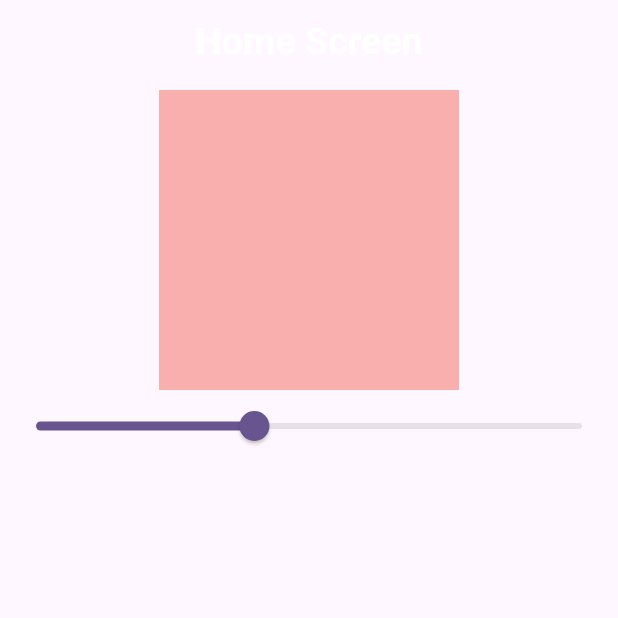
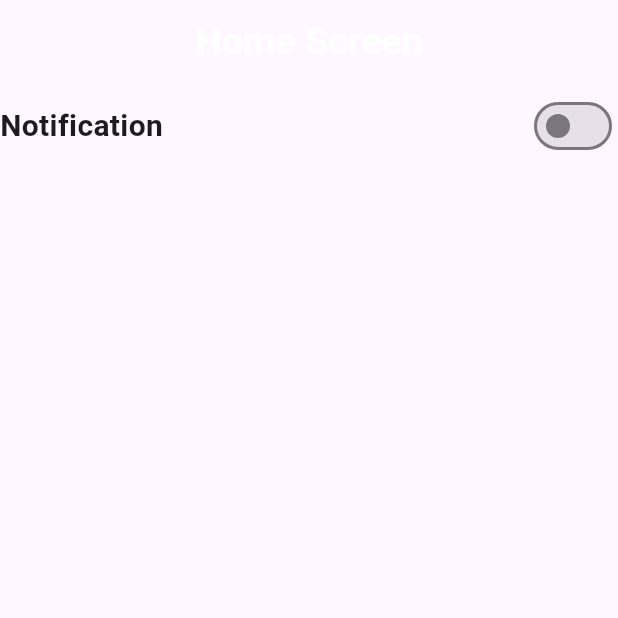
Before and after one commit to Qariziaullahkhan/Getx-Tutorial, a Flutter app: the screen it shows after launch, on a phone screen of 412 x 824 dp, the top half of it. Run offline on Flutter 3.47's test engine with Material 3 defaults, Android fonts, the phone set to English and light mode, and no system bars; our stand-ins replace get.

Commit message:
we add the example three controllers

```diff
--- a/lib/Home_screen.dart
+++ b/lib/Home_screen.dart
@@ -2,6 +2,7 @@
 import 'package:flutter/material.dart';
 import 'package:get/get.dart';
 import 'package:getx_tutorial/Getx_routes/screen_one.dart';
+import 'package:getx_tutorial/controller/Example_three_controller.dart';
 import 'package:getx_tutorial/controller/Example_two_controller.dart';
 import 'package:getx_tutorial/controller/counter_example.dart';
 import 'package:getx_tutorial/controller/login_controller.dart';
@@ -16,24 +17,26 @@ class HomeScreen extends StatefulWidget {
 }
 
 class _HomeScreenState extends State<HomeScreen> {
-ExampleTwoController exampleTwoController = Get.put(ExampleTwoController());
+  ExampleThreeController exampleThreeController = Get.put(ExampleThreeController());
+  bool Notification = false;
   @override
   Widget build(BuildContext context) {
+    print("Build");
     return Scaffold(
 
       appBar: CustomAppbar(titleText: "Home Screen",),
-      body: Column(
+      body: Row(
+mainAxisAlignment: MainAxisAlignment.spaceBetween,
         children: [
-          Obx(()=>Container(
-            height: 200,
-            width: 200,
-            color: Colors.red.withOpacity(exampleTwoController.Opacity.value)
+          Text("Notification",style: TextStyle(fontSize: 20,fontWeight: FontWeight.bold),),
+Obx((){
+  return Switch(value:exampleThreeController.Notification.value , onChanged: (value){
+            exampleThreeController.setNotification(value);
 
-          ),),
-          Obx(()=>Slider(value: exampleTwoController.Opacity.value, onChanged: (value){
-            print(value);
-            exampleTwoController.setopacity(value);
-          })),
+          });
+}
+          ),
+
 
         ],
       )
--- /dev/null
+++ b/lib/controller/Example_three_controller.dart
@@ -0,0 +1,9 @@
+import 'package:get/get.dart';
+
+class ExampleThreeController extends GetxController{
+
+  RxBool Notification = false.obs;
+  setNotification(bool value){
+    Notification.value = value;
+  }
+}
```
